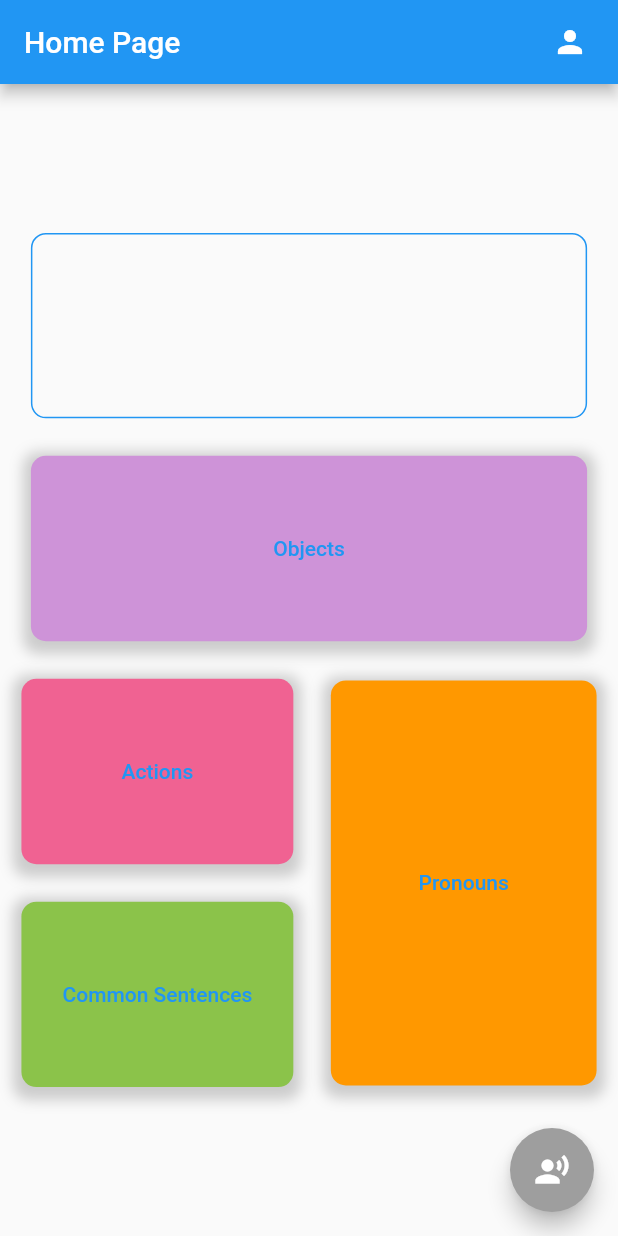
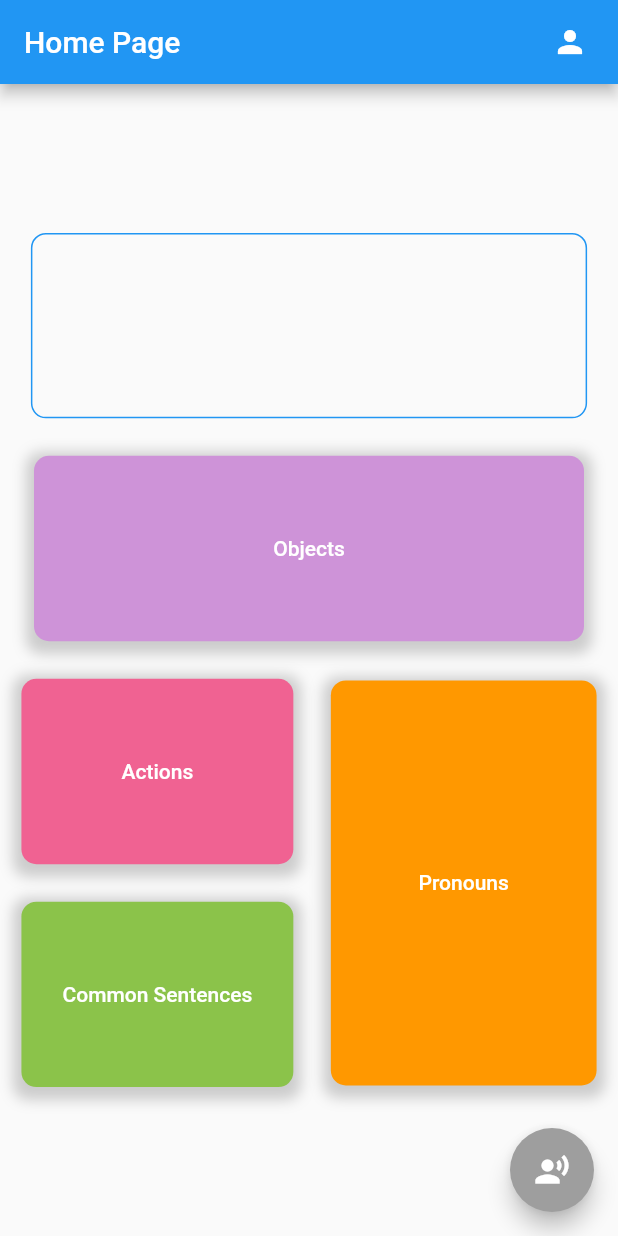
Before and after one commit to apfox500/AAC-App, a Flutter app: the screen it shows after launch, on a phone screen of 412 x 824 dp. Run offline on Flutter 3.47's test engine with Material 2 defaults, Android fonts, the phone set to English and light mode, and no system bars; our stand-ins replace firebase_auth, firebase_core, flutter_tts; accounts and stored records are empty.

```diff
--- a/lib/main.dart
+++ b/lib/main.dart
@@ -152,9 +152,14 @@ class _MyHomePageState extends State<MyHomePage> {
               ),
               //Objects
               Container(
-                width: MediaQuery.of(context).size.width * .9,
+                width: MediaQuery.of(context).size.width * .89,
                 height: MediaQuery.of(context).size.height * .15,
-                child: TextButton(onPressed: () {}, child: const Text("Objects")),
+                child: TextButton(
+                    onPressed: () {},
+                    child: Text(
+                      "Objects",
+                      style: TextStyle(color: Theme.of(context).colorScheme.onBackground),
+                    )),
                 decoration: BoxDecoration(
                   color: Colors.purple.shade200,
                   borderRadius: BorderRadius.circular(10.0),
@@ -192,7 +197,10 @@ class _MyHomePageState extends State<MyHomePage> {
                                             setTextValue: _handleVoiceTextChanged,
                                           )));
                             },
-                            child: const Text("Actions")),
+                            child: Text(
+                              "Actions",
+                              style: TextStyle(color: Theme.of(context).colorScheme.onBackground),
+                            )),
                         decoration: BoxDecoration(
                           borderRadius: BorderRadius.circular(10.0),
                           color: Colors.pink.shade300,
@@ -225,7 +233,10 @@ class _MyHomePageState extends State<MyHomePage> {
                                         )),
                               );
                             },
-                            child: const Text("Common Sentences")),
+                            child: Text(
+                              "Common Sentences",
+                              style: TextStyle(color: Theme.of(context).colorScheme.onBackground),
+                            )),
                         decoration: BoxDecoration(
                           color: Colors.lightGreen,
                           borderRadius: BorderRadius.circular(10.0),
@@ -258,7 +269,10 @@ class _MyHomePageState extends State<MyHomePage> {
                                     )),
                           );
                         },
-                        child: const Text("Pronouns")),
+                        child: Text(
+                          "Pronouns",
+                          style: TextStyle(color: Theme.of(context).colorScheme.onBackground),
+                        )),
                     decoration: BoxDecoration(
                       color: Colors.orange,
                       borderRadius: BorderRadius.circular(10.0),
```
Also changed, not shown: .dart_tool 3/flutter_build/810b37924a19478b483ec05aacda11ac/outputs.json (added, +1 -0 lines), 19 other files.
